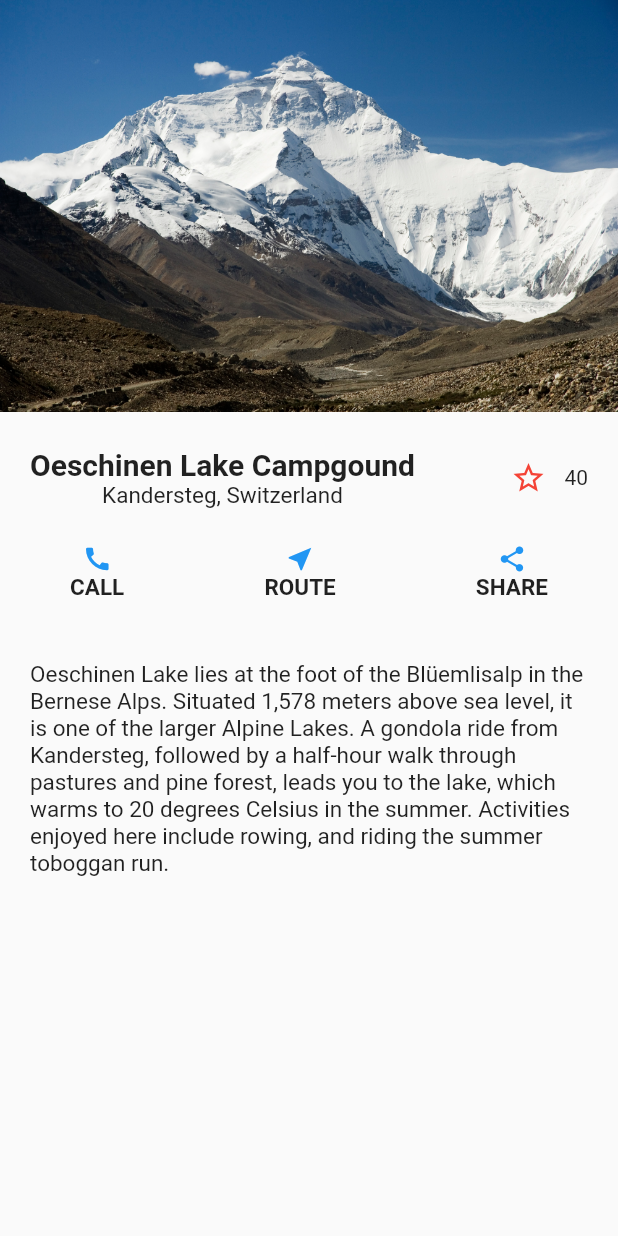
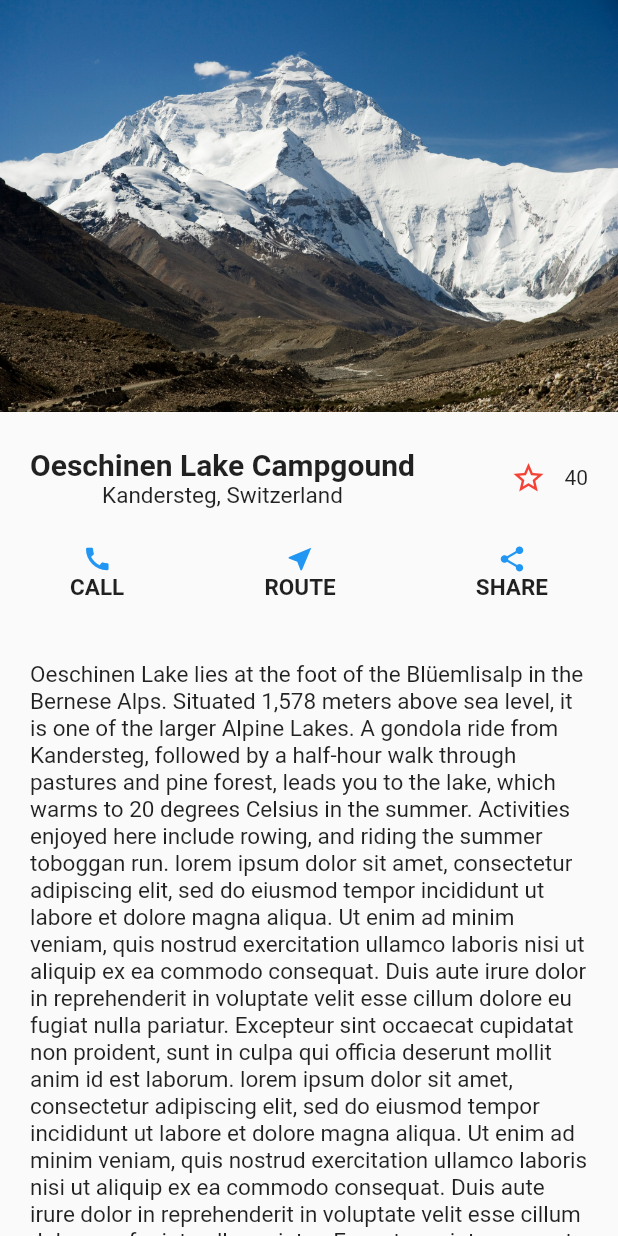
Before and after one commit to PhyschicWinter9/StatfulWidget-like-Workshop, a Flutter app: the screen it shows after launch, on a phone screen of 412 x 824 dp. Run offline on Flutter 3.47's test engine with Material 2 defaults, Android fonts, the phone set to English and light mode, and no system bars.

Commit message:
New Page

```diff
--- /dev/null
+++ b/lib/attraction_scroll.dart
@@ -0,0 +1,165 @@
+import 'package:flutter/material.dart';
+// import 'package:statefulwidget_workshop/counter.dart';
+
+class AttractionScroll extends StatefulWidget {
+  const AttractionScroll({Key? key}) : super(key: key);
+
+  @override
+  State<AttractionScroll> createState() => _AttractionScrollState();
+}
+
+class _AttractionScrollState extends State<AttractionScroll> {
+  //Variables
+  int likecounter = 40;
+
+  bool Like = false;
+
+  TextStyle headingStyle = TextStyle(
+    fontSize: 20,
+    fontWeight: FontWeight.bold,
+  );
+
+  //Override Methods
+  @override
+  Widget build(BuildContext context) {
+    return Scaffold(
+      body: SingleChildScrollView(
+        child: Column(
+          children: [
+            Image.asset('images/Everest2006.jpg'),
+            SizedBox(height: 20),
+            Container(
+              padding: EdgeInsets.only(left: 20, right: 20),
+              child: Column(
+                mainAxisAlignment: MainAxisAlignment.start,
+                children: [
+                  Row(
+                    mainAxisAlignment: MainAxisAlignment.spaceBetween,
+                    children: [
+                      Column(
+                        children: [
+                          Column(
+                            children: [
+                              Text(
+                                'Oeschinen Lake Campgound',
+                                style: headingStyle,
+                              ),
+                            ],
+                          ),
+                          Column(
+                            children: [
+                              Text('Kandersteg, Switzerland',
+                                  style: TextStyle(
+                                    fontSize: 15,
+                                  )),
+                            ],
+                          ),
+                        ],
+                      ),
+                      Column(
+                        children: [
+                          Row(
+                            children: [
+                              IconButton(
+                                onPressed: () {
+                                  setState(() {
+
+                                    // if else function Method
+                                    // if (Like){
+                                    //   Like = false;
+                                    //   likecounter--;
+                                    // } else {
+                                    //   Like = true;
+                                    //   likecounter++;
+                                    // }
+
+                                    //Ternary Operator Method
+                                    // Like = !Like;
+                                    // likecounter += Like ? 1 : -1;
+
+
+                                    // if else and ternary operator Method
+                                    Like = !Like;
+                                    if (Like) {
+                                      likecounter++;
+                                    } else {
+                                      likecounter--;
+                                    }
+
+                                  });
+                                },
+                                icon: Like
+                                    ? Icon(Icons.star)
+                                    : Icon(
+                                        Icons.star_outline_outlined,
+
+                                      ),
+                                    color: Colors.red,
+                              ),
+                              Text('$likecounter')
+                            ],
+                          ),
+                        ],
+                      ),
+                    ],
+                  ),
+                ],
+              ),
+            ),
+            SizedBox(
+              height: 20,
+            ),
+            Container(
+              child: Row(
+                mainAxisAlignment: MainAxisAlignment.spaceAround,
+                children: [
+                  Column(
+                    children: [
+                      Icon(Icons.call, color: Colors.blue, size: 20),
+                      Text('CALL',
+                          style: TextStyle(
+                            fontSize: 15,
+                            fontWeight: FontWeight.bold,
+                          )),
+                    ],
+                  ),
+                  Column(
+                    children: [
+                      Icon(Icons.near_me, color: Colors.blue, size: 20),
+                      Text('ROUTE',
+                          style: TextStyle(
+                            fontSize: 15,
+                            fontWeight: FontWeight.bold,
+                          )),
+                    ],
+                  ),
+                  Column(
+                    children: [
+                      Icon(Icons.share, color: Colors.blue, size: 20),
+                      Text('SHARE',
+                          style: TextStyle(
+                            fontSize: 15,
+                            fontWeight: FontWeight.bold,
+                          )),
+                    ],
+                  ),
+                ],
+              ),
+            ),
+            SizedBox(
+              height: 40,
+            ),
+            Container(
+              padding: EdgeInsets.only(left: 20, right: 20),
+              child: Text(
+                  'Oeschinen Lake lies at the foot of the Blüemlisalp in the Bernese Alps. Situated 1,578 meters above sea level, it is one of the larger Alpine Lakes. A gondola ride from Kandersteg, followed by a half-hour walk through pastures and pine forest, leads you to the lake, which warms to 20 degrees Celsius in the summer. Activities enjoyed here include rowing, and riding the summer toboggan run. lorem ipsum dolor sit amet, consectetur adipiscing elit, sed do eiusmod tempor incididunt ut labore et dolore magna aliqua. Ut enim ad minim veniam, quis nostrud exercitation ullamco laboris nisi ut aliquip ex ea commodo consequat. Duis aute irure dolor in reprehenderit in voluptate velit esse cillum dolore eu fugiat nulla pariatur. Excepteur sint occaecat cupidatat non proident, sunt in culpa qui officia deserunt mollit anim id est laborum. lorem ipsum dolor sit amet, consectetur adipiscing elit, sed do eiusmod tempor incididunt ut labore et dolore magna aliqua. Ut enim ad minim veniam, quis nostrud exercitation ullamco laboris nisi ut aliquip ex ea commodo consequat. Duis aute irure dolor in reprehenderit in voluptate velit esse cillum dolore eu fugiat nulla pariatur. Excepteur sint occaecat cupidatat non proident, sunt in culpa qui officia deserunt mollit anim id est laborum.',
+                  style: TextStyle(
+                    fontSize: 15,
+                  )),
+            )
+          ],
+        ),
+      ),
+    );
+  }
+}
--- a/lib/main.dart
+++ b/lib/main.dart
@@ -1,4 +1,5 @@
 import 'package:flutter/material.dart';
+import 'package:statefulwidget_workshop/attraction_scroll.dart';
 import 'package:statefulwidget_workshop/counter.dart';
 import 'package:statefulwidget_workshop/attraction.dart';
 
@@ -14,7 +15,7 @@ class MyApp extends StatelessWidget {
   Widget build(BuildContext context) {
     return MaterialApp(
       debugShowCheckedModeBanner: false,
-      home: Attraction(),
+      home: AttractionScroll(),
     );
   }
 }
```
